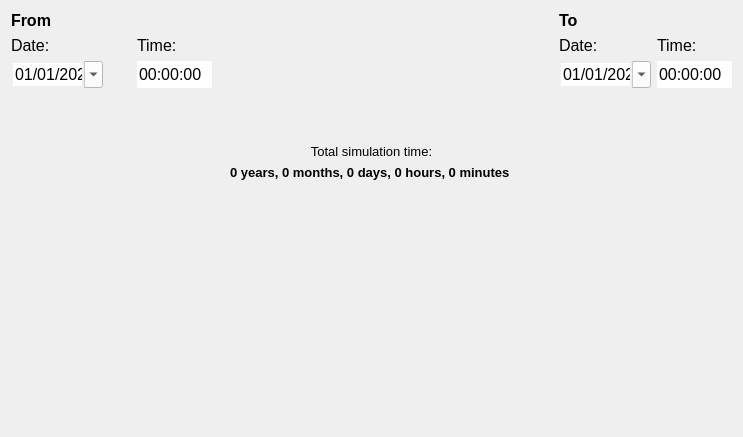
First picture: the form in threedi_api_qgis_client/ui/page2.ui, repository nens/threedi-api-qgis-client, before the edit.
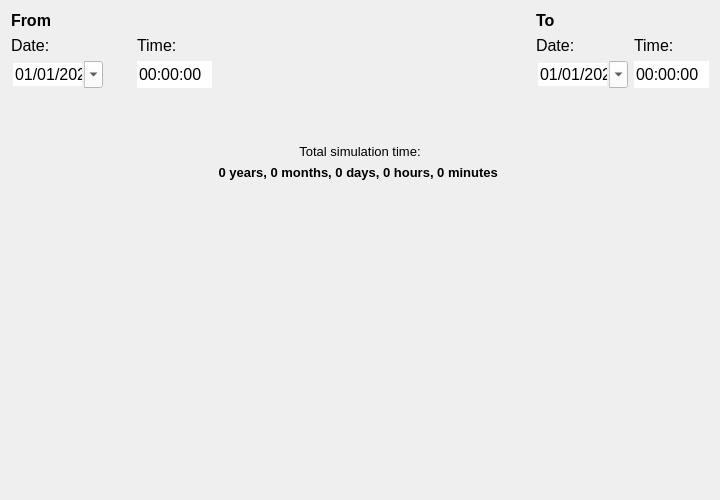
Second picture: the form after the edit.

```diff
--- a/threedi_api_qgis_client/ui/page2.ui
+++ b/threedi_api_qgis_client/ui/page2.ui
@@ -9,12 +9,12 @@
    <rect>
     <x>0</x>
     <y>0</y>
-    <width>743</width>
-    <height>437</height>
+    <width>720</width>
+    <height>500</height>
    </rect>
   </property>
   <property name="sizePolicy">
-   <sizepolicy hsizetype="Expanding" vsizetype="Expanding">
+   <sizepolicy hsizetype="Fixed" vsizetype="Minimum">
     <horstretch>0</horstretch>
     <verstretch>0</verstretch>
    </sizepolicy>
```
